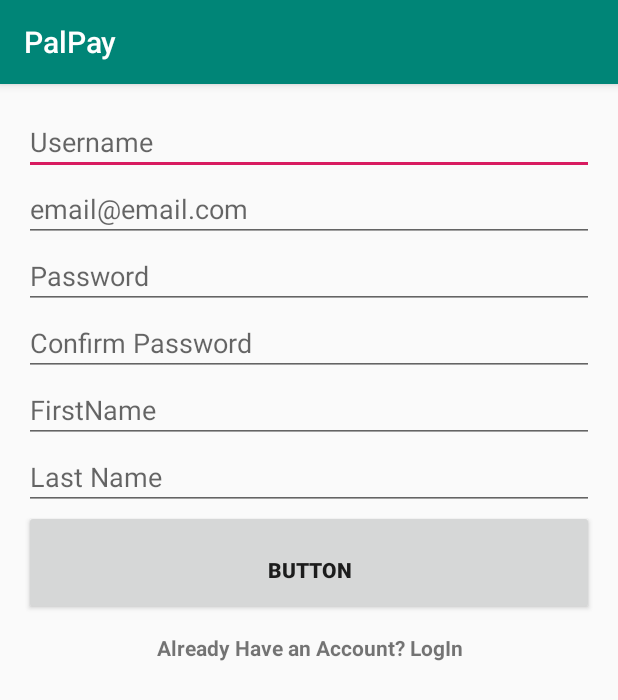
After one commit to mmb186/PalPay-android, an Android app: the SignUp screen opened directly, with no data from a screen before it, on a phone screen of 412 x 824 dp. The commit adds this screen. Shown: the top 700 px of the screen. Run offline under Robolectric (Android 15) with nearby library versions, the phone set to English and light mode, and no system bars.

Commit message:
Created SignUp Screen and blanket Code

```diff
--- a/app/build.gradle
+++ b/app/build.gradle
@@ -23,6 +23,7 @@ dependencies {
     implementation 'com.android.support:appcompat-v7:28.0.0'
     implementation 'com.android.support:support-v4:28.0.0'
     implementation 'com.android.support:design:28.0.0'
+    implementation 'com.android.support.constraint:constraint-layout:1.1.3'
     testImplementation 'junit:junit:4.12'
     androidTestImplementation 'com.android.support.test:runner:1.0.2'
     androidTestImplementation 'com.android.support.test.espresso:espresso-core:3.0.2'
--- a/app/src/main/AndroidManifest.xml
+++ b/app/src/main/AndroidManifest.xml
@@ -27,7 +27,8 @@
         </activity>
         <activity
             android:name=".LoginActivity"
-            android:label="@string/title_activity_login"></activity>
+            android:label="@string/title_activity_login" />
+        <activity android:name=".SignUp"></activity>
     </application>
 
 </manifest>
--- a/app/src/main/java/com/mbtex/palpay/LandingActivity.java
+++ b/app/src/main/java/com/mbtex/palpay/LandingActivity.java
@@ -174,7 +174,7 @@ public class LandingActivity extends AppCompatActivity {
     public void handleSignUpButtonClick(View view)
     {
         Button loginButton = (Button)findViewById(R.id.loginButton);
-        // TODO: Create SignUp Activity
+        startActivity(new Intent(this, SignUp.class));
         System.out.println("SIGN UP CLICKED");
     }
 }
--- /dev/null
+++ b/app/src/main/java/com/mbtex/palpay/SignUp.java
@@ -0,0 +1,35 @@
+package com.mbtex.palpay;
+
+import android.content.Intent;
+import android.support.v7.app.AppCompatActivity;
+import android.os.Bundle;
+import android.util.Log;
+import android.view.View;
+import android.widget.Button;
+import android.widget.TextView;
+
+public class SignUp extends AppCompatActivity {
+
+    public void registerButtonListeners()
+    {
+        Log.i("info", "Regsiter sign up Click Listeners");
+        final Button signup_button = (Button) findViewById(R.id.sign_up_button);
+
+
+        final TextView login_redirect = (TextView) findViewById(R.id.log_in_redirect);
+        login_redirect.setOnClickListener(new View.OnClickListener()
+        {
+            public void onClick(View v){
+                startActivity(new Intent(SignUp.this, LoginActivity.class));
+            }
+        });
+    }
+
+    @Override
+    protected void onCreate(Bundle savedInstanceState) {
+        super.onCreate(savedInstanceState);
+        setContentView(R.layout.activity_sign_up);
+
+        registerButtonListeners();
+    }
+}
--- /dev/null
+++ b/app/src/main/res/layout/activity_sign_up.xml
@@ -0,0 +1,113 @@
+<?xml version="1.0" encoding="utf-8"?>
+<android.support.constraint.ConstraintLayout xmlns:android="http://schemas.android.com/apk/res/android"
+    xmlns:app="http://schemas.android.com/apk/res-auto"
+    xmlns:tools="http://schemas.android.com/tools"
+    android:layout_width="match_parent"
+    android:layout_height="match_parent"
+    tools:context=".SignUp">
+
+    <RelativeLayout
+        android:layout_width="match_parent"
+        android:layout_height="match_parent"
+        android:layout_marginStart="16dp"
+        android:layout_marginTop="16dp"
+        android:layout_marginEnd="16dp"
+        android:layout_marginBottom="24dp"
+        app:layout_constraintBottom_toBottomOf="parent"
+        app:layout_constraintEnd_toEndOf="parent"
+        app:layout_constraintStart_toStartOf="parent"
+        app:layout_constraintTop_toTopOf="parent">
+
+        <LinearLayout
+            android:layout_width="match_parent"
+            android:layout_height="match_parent"
+            android:layout_alignParentEnd="true"
+            android:orientation="vertical">
+
+            <EditText
+                android:id="@+id/username_sign_up"
+                android:layout_width="match_parent"
+                android:layout_height="wrap_content"
+                android:ems="10"
+                android:hint="Username"
+                android:inputType="textPersonName"
+                android:paddingTop="10dp"
+                android:paddingBottom="10dp"
+                android:textAppearance="@style/TextAppearance.AppCompat"
+                android:textSize="18sp" />
+
+            <EditText
+                android:id="@+id/email_sign_up"
+                android:layout_width="match_parent"
+                android:layout_height="wrap_content"
+                android:ems="10"
+                android:hint="email@email.com"
+                android:inputType="textEmailAddress"
+                android:paddingTop="10dp"
+                android:paddingBottom="10dp" />
+
+            <EditText
+                android:id="@+id/password_sign_up"
+                android:layout_width="match_parent"
+                android:layout_height="wrap_content"
+                android:ems="10"
+                android:hint="Password"
+                android:inputType="textPassword"
+                android:paddingTop="10dp"
+                android:paddingBottom="10dp" />
+
+            <EditText
+                android:id="@+id/confirm_password_sign_up"
+                android:layout_width="match_parent"
+                android:layout_height="wrap_content"
+                android:ems="10"
+                android:hint="Confirm Password"
+                android:inputType="textPassword"
+                android:paddingTop="10dp"
+                android:paddingBottom="10dp" />
+
+            <EditText
+                android:id="@+id/first_name_sign_up"
+                android:layout_width="match_parent"
+                android:layout_height="wrap_content"
+                android:ems="10"
+                android:hint="FirstName"
+                android:inputType="textPersonName"
+                android:paddingTop="10dp"
+                android:paddingBottom="10dp" />
+
+            <EditText
+                android:id="@+id/last_name_sign_up"
+                android:layout_width="match_parent"
+                android:layout_height="wrap_content"
+                android:ems="10"
+                android:hint="Last Name"
+                android:inputType="textPersonName"
+                android:paddingTop="10dp"
+                android:paddingBottom="10dp" />
+
+            <Button
+                android:id="@+id/sign_up_button"
+                style="@style/Widget.AppCompat.Button"
+                android:layout_width="match_parent"
+                android:layout_height="70dp"
+                android:elevation="5dp"
+                android:paddingTop="20dp"
+                android:text="Button"
+                android:textStyle="bold" />
+
+            <TextView
+                android:id="@+id/log_in_redirect"
+                android:layout_width="match_parent"
+                android:layout_height="50dp"
+                android:onClick="redirectToLogin"
+                android:paddingTop="12dp"
+                android:paddingBottom="12dp"
+                android:text="Already Have an Account? LogIn"
+                android:textAlignment="center"
+                android:textStyle="bold" />
+
+        </LinearLayout>
+    </RelativeLayout>
+
+</android.support.constraint.ConstraintLayout>
--- a/app/src/main/res/values/strings.xml
+++ b/app/src/main/res/values/strings.xml
@@ -16,4 +16,6 @@
     <string name="permission_rationale">"Contacts permissions are needed for providing email
         completions."
     </string>
+
+    <string name="title_activity_sign_up">SignUpActivity</string>
 </resources>
```
Also changed, not shown: app/src/main/java/com/mbtex/palpay/LoginActivity.java (added, +356 -0 lines), app/src/main/res/layout/activity_login.xml (added, +94 -0 lines), 1 other file.
